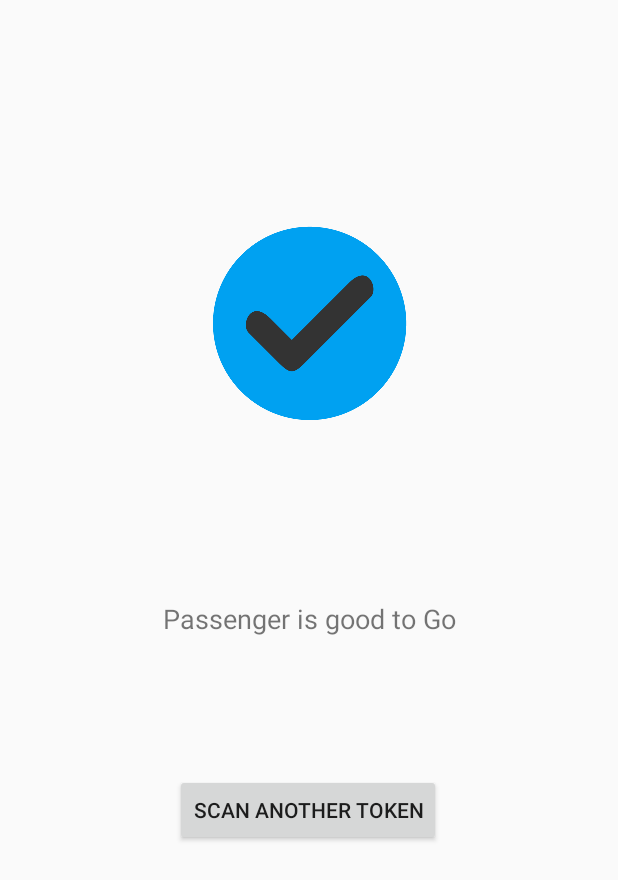
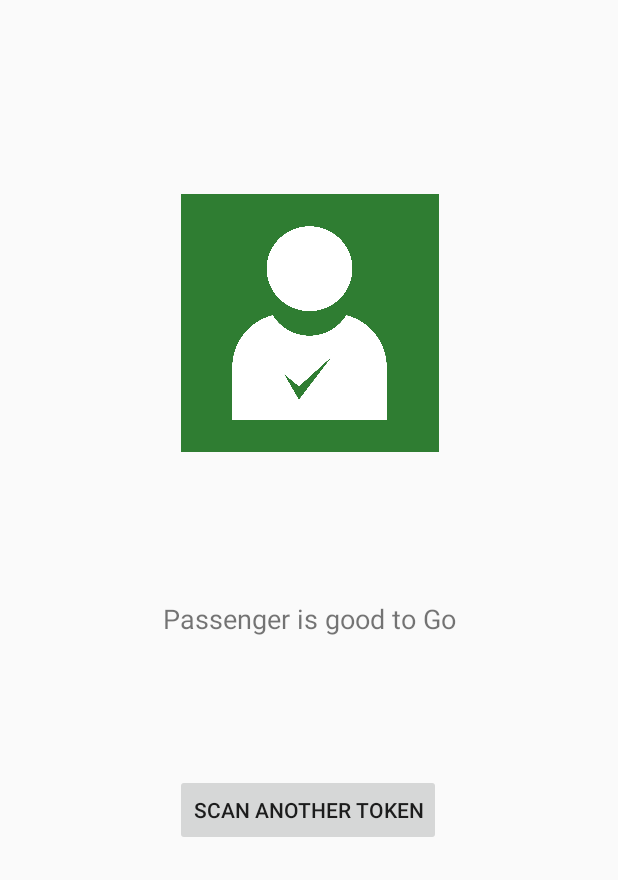
Before and after one commit to jrcmadushanka/travella_bus_app, an Android app: the layout activity_validator.xml on its own in the app's theme, with its tools: preview values and no code run, on a phone screen of 412 x 824 dp. Shown: the top 880 px of the screen. Run offline under Robolectric (Android 15) with nearby library versions, the phone set to English and light mode, and no system bars; network calls fail.

Commit message:
icon changes

```diff
--- a/app/src/main/java/com/example/travella_bus/TokenView.java
+++ b/app/src/main/java/com/example/travella_bus/TokenView.java
@@ -56,7 +56,7 @@ public class TokenView extends AppCompatActivity {
         delete = findViewById(R.id.deletButton);
 
         procced.setEnabled(false);
-        procced.setVisibility(View.GONE);
+        delete.setVisibility(View.GONE);
 
         procced.setOnClickListener(new View.OnClickListener() {
             @Override
--- a/app/src/main/res/layout/activity_splash.xml
+++ b/app/src/main/res/layout/activity_splash.xml
@@ -126,6 +126,7 @@
         android:layout_marginEnd="8dp"
         android:layout_marginRight="8dp"
         android:layout_marginBottom="8dp"
+        android:background="@color/colorPrimary"
         android:text="Login"
         app:layout_constraintBottom_toBottomOf="parent"
         app:layout_constraintEnd_toEndOf="parent"
--- a/app/src/main/res/layout/activity_validator.xml
+++ b/app/src/main/res/layout/activity_validator.xml
@@ -40,7 +40,7 @@
             app:layout_constraintStart_toStartOf="parent"
             app:layout_constraintTop_toTopOf="parent"
             app:layout_constraintVertical_bias="0.191"
-            app:srcCompat="@drawable/valid" />
+            app:srcCompat="@drawable/validicon" />
 
         <TextView
             android:id="@+id/textView6"
```
Also changed, not shown: app/src/main/res/drawable-v24/validicon.png (added).
